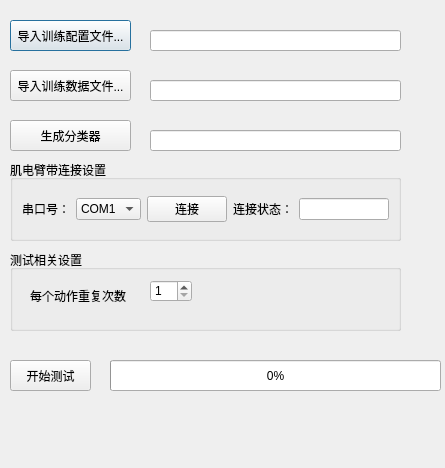
Before: the Qt Designer form GUI/TestModule.ui in brucelv1/TestModule, drawn with Qt 5.
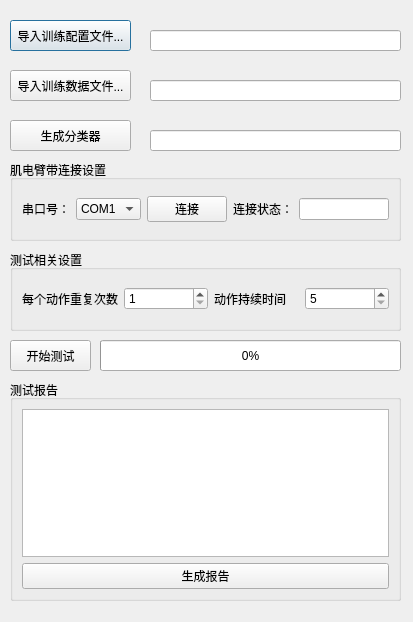
After: the same form once the commit is applied.

Patch:
```diff
--- a/GUI/TestModule.ui
+++ b/GUI/TestModule.ui
@@ -6,8 +6,8 @@
    <rect>
     <x>0</x>
     <y>0</y>
-    <width>445</width>
-    <height>468</height>
+    <width>413</width>
+    <height>622</height>
    </rect>
   </property>
   <property name="windowTitle">
@@ -192,41 +192,52 @@
    <property name="title">
     <string>测试相关设置</string>
    </property>
-   <widget class="QSpinBox" name="spinB_ActionTimes">
-    <property name="geometry">
-     <rect>
-      <x>140</x>
-      <y>30</y>
-      <width>42</width>
-      <height>22</height>
-     </rect>
-    </property>
-    <property name="minimum">
-     <number>1</number>
-    </property>
-    <property name="maximum">
-     <number>99</number>
-    </property>
-   </widget>
-   <widget class="QLabel" name="label_3">
-    <property name="geometry">
-     <rect>
-      <x>20</x>
-      <y>30</y>
-      <width>101</width>
-      <height>31</height>
-     </rect>
-    </property>
-    <property name="text">
-     <string>每个动作重复次数</string>
-    </property>
-   </widget>
+   <layout class="QHBoxLayout" name="horizontalLayout_4">
+    <item>
+     <layout class="QHBoxLayout" name="horizontalLayout_3">
+      <item>
+       <widget class="QLabel" name="label_3">
+        <property name="text">
+         <string>每个动作重复次数</string>
+        </property>
+       </widget>
+      </item>
+      <item>
+       <widget class="QSpinBox" name="spinB_ActionTimes">
+        <property name="minimum">
+         <number>1</number>
+        </property>
+        <property name="maximum">
+         <number>99</number>
+        </property>
+       </widget>
+      </item>
+      <item>
+       <widget class="QLabel" name="label_4">
+        <property name="text">
+         <string>动作持续时间</string>
+        </property>
+       </widget>
+      </item>
+      <item>
+       <widget class="QSpinBox" name="spinB_ActionDuration">
+        <property name="minimum">
+         <number>5</number>
+        </property>
+        <property name="maximum">
+         <number>99</number>
+        </property>
+       </widget>
+      </item>
+     </layout>
+    </item>
+   </layout>
   </widget>
   <widget class="QPushButton" name="Btn_StartTest">
    <property name="geometry">
     <rect>
      <x>10</x>
-     <y>360</y>
+     <y>340</y>
      <width>81</width>
      <height>31</height>
     </rect>
@@ -238,9 +249,9 @@
   <widget class="QProgressBar" name="progressBar">
    <property name="geometry">
     <rect>
-     <x>110</x>
-     <y>360</y>
-     <width>331</width>
+     <x>100</x>
+     <y>340</y>
+     <width>301</width>
      <height>31</height>
     </rect>
    </property>
@@ -248,6 +259,35 @@
     <number>0</number>
    </property>
   </widget>
+  <widget class="QGroupBox" name="groupBox_3">
+   <property name="geometry">
+    <rect>
+     <x>10</x>
+     <y>380</y>
+     <width>391</width>
+     <height>221</height>
+    </rect>
+   </property>
+   <property name="title">
+    <string>测试报告</string>
+   </property>
+   <layout class="QHBoxLayout" name="horizontalLayout_5">
+    <item>
+     <layout class="QVBoxLayout" name="verticalLayout">
+      <item>
+       <widget class="QTableView" name="tbView_Report"/>
+      </item>
+      <item>
+       <widget class="QPushButton" name="Btn_CreateReport">
+        <property name="text">
+         <string>生成报告</string>
+        </property>
+       </widget>
+      </item>
+     </layout>
+    </item>
+   </layout>
+  </widget>
  </widget>
  <resources/>
  <connections/>
```
